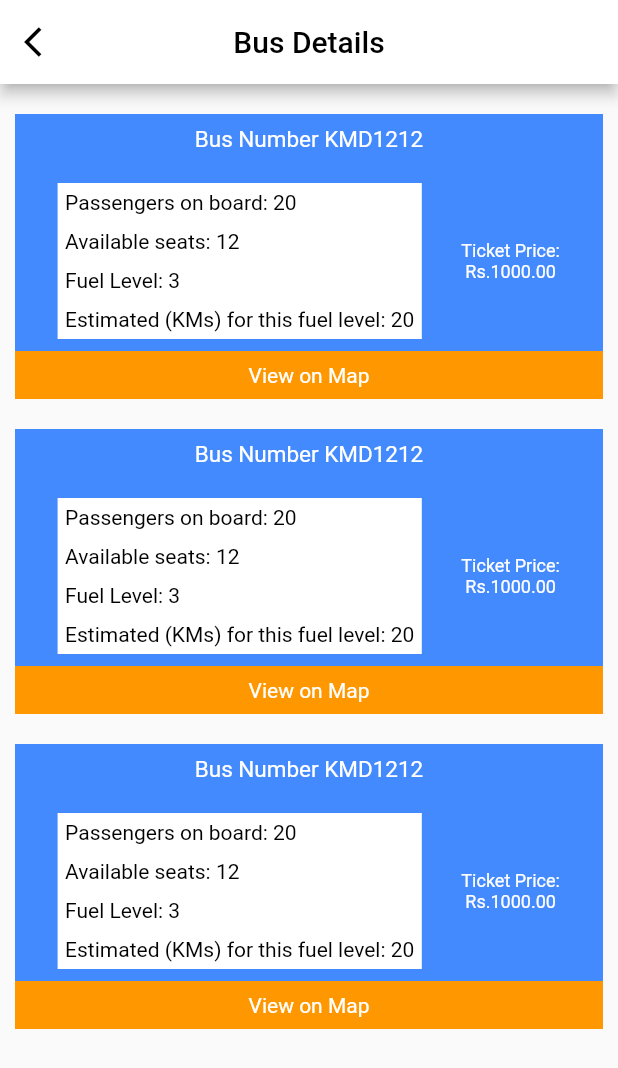
After one commit to Daham2000/kalmanalgorithm, a Flutter app: the BusDetailsView screen opened directly, on a phone screen of 412 x 824 dp. The commit adds this screen. Shown: the top 1068 px of the screen. Run offline on Flutter 3.47's test engine with Material 2 defaults, Android fonts, the phone set to English and light mode, and no system bars; our stand-ins replace cloud_firestore, firebase_core, flutter_bloc; accounts and stored records are empty.

Commit message:
Bus details View UI done

```diff
--- a/lib/constants/util_constant.dart
+++ b/lib/constants/util_constant.dart
@@ -3,6 +3,7 @@ class UtilConstant {
   static const double vPadding = 10.0;
   static const String selectRoute = "Select route";
   static const String selectRouteText = "Select Starting and ending stops";
+  static const String busDetailsText = "Bus Details";
   static final List<String> routeList = [
     "Colombo to Kandy 001",
     "Colombo to Kurunagala 005",
--- a/lib/main.dart
+++ b/lib/main.dart
@@ -2,7 +2,6 @@ import 'package:firebase_core/firebase_core.dart';
 import 'package:flutter/material.dart';
 import 'package:flutter_bloc/flutter_bloc.dart';
 import 'package:kalmanalgorithm/screens/home_bloc.dart';
-import 'screens/home_page.dart';
 import 'screens/home_provider.dart';
 
 Future<void> main() async {
--- /dev/null
+++ b/lib/screens/bus_details_page/bus_details_provider.dart
@@ -0,0 +1,13 @@
+import 'package:flutter/foundation.dart';
+import 'package:flutter_bloc/flutter_bloc.dart';
+import 'package:kalmanalgorithm/screens/bus_details_page/bus_details_view.dart';
+import '../home_bloc.dart';
+
+class BusDetailsProvider extends BlocProvider<HomeBloc> {
+  BusDetailsProvider({Key? key})
+      : super(
+          key: key,
+          create: (context) => HomeBloc(context),
+          child: const BusDetailsView(),
+        );
+}
--- /dev/null
+++ b/lib/screens/bus_details_page/bus_details_view.dart
@@ -0,0 +1,74 @@
+import 'package:flutter/material.dart';
+import 'package:flutter_bloc/flutter_bloc.dart';
+import 'package:kalmanalgorithm/constants/util_constant.dart';
+import 'package:kalmanalgorithm/screens/bus_details_page/widgets/bus_card.dart';
+import 'package:kalmanalgorithm/screens/home_state.dart';
+
+import '../home_bloc.dart';
+
+class BusDetailsView extends StatefulWidget {
+  const BusDetailsView({Key? key}) : super(key: key);
+
+  @override
+  _BusDetailsViewState createState() => _BusDetailsViewState();
+}
+
+class _BusDetailsViewState extends State<BusDetailsView> {
+  @override
+  Widget build(BuildContext context) {
+    return BlocBuilder<HomeBloc, HomeState>(
+        buildWhen: (pre, current) => pre.error != current.error,
+        builder: (ctx, state) {
+          return Scaffold(
+            appBar: AppBar(
+              leading: InkWell(
+                onTap: () {
+                  Navigator.pop(context);
+                },
+                child: const Icon(
+                  Icons.arrow_back_ios,
+                  color: Colors.black,
+                ),
+              ),
+              backgroundColor: Colors.white,
+              title: const Text(
+                UtilConstant.busDetailsText,
+                style: TextStyle(color: Colors.black),
+              ),
+              centerTitle: true,
+            ),
+            body: Column(
+              children: const [
+                SizedBox(
+                  height: 10,
+                ),
+                BusDetailsCard(
+                  busNumber: "KMD1212",
+                  availableSeats: 12,
+                  onBoardPassengers: 20,
+                  fuelLevel: 3,
+                  estimatedRunDistance: 20,
+                  ticketPrice: 1000,
+                ),
+                BusDetailsCard(
+                  busNumber: "KMD1212",
+                  availableSeats: 12,
+                  onBoardPassengers: 20,
+                  fuelLevel: 3,
+                  estimatedRunDistance: 20,
+                  ticketPrice: 1000,
+                ),
+                BusDetailsCard(
+                  busNumber: "KMD1212",
+                  availableSeats: 12,
+                  onBoardPassengers: 20,
+                  fuelLevel: 3,
+                  estimatedRunDistance: 20,
+                  ticketPrice: 1000,
+                ),
+              ],
+            ),
+          );
+        });
+  }
+}
--- /dev/null
+++ b/lib/screens/bus_details_page/widgets/bus_card.dart
@@ -0,0 +1,139 @@
+import 'package:flutter/cupertino.dart';
+import 'package:flutter/material.dart';
+
+class BusDetailsCard extends StatelessWidget {
+  final String busNumber;
+  final int availableSeats;
+  final int onBoardPassengers;
+  final int fuelLevel;
+  final int estimatedRunDistance;
+  final int ticketPrice;
+
+  const BusDetailsCard(
+      {Key? key,
+      required this.busNumber,
+      required this.availableSeats,
+      required this.onBoardPassengers,
+      required this.fuelLevel,
+      required this.estimatedRunDistance,
+      required this.ticketPrice})
+      : super(key: key);
+
+  @override
+  Widget build(BuildContext context) {
+    return Padding(
+      padding: const EdgeInsets.symmetric(horizontal: 10.0, vertical: 10.0),
+      child: Column(
+        crossAxisAlignment: CrossAxisAlignment.center,
+        children: [
+          Container(
+            color: Colors.blueAccent,
+            child: Column(
+              crossAxisAlignment: CrossAxisAlignment.center,
+              children: [
+                Padding(
+                  padding: const EdgeInsets.all(8.0),
+                  child: Text(
+                    "Bus Number " + busNumber,
+                    style: const TextStyle(color: Colors.white, fontSize: 15.0),
+                  ),
+                ),
+                const SizedBox(
+                  height: 4.0,
+                ),
+                Row(
+                  crossAxisAlignment: CrossAxisAlignment.center,
+                  mainAxisAlignment: MainAxisAlignment.center,
+                  children: [
+                    Padding(
+                      padding: const EdgeInsets.all(8.0),
+                      child: Container(
+                        color: Colors.white,
+                        child: Column(
+                          crossAxisAlignment: CrossAxisAlignment.start,
+                          children: [
+                            Padding(
+                              padding: const EdgeInsets.all(5.0),
+                              child: Text(
+                                "Passengers on board: " +
+                                    onBoardPassengers.toString(),
+                                style: const TextStyle(
+                                  color: Colors.black,
+                                ),
+                              ),
+                            ),
+                            Padding(
+                              padding: const EdgeInsets.all(5.0),
+                              child: Text(
+                                "Available seats: " + availableSeats.toString(),
+                                style: const TextStyle(
+                                  color: Colors.black,
+                                ),
+                              ),
+                            ),
+                            Padding(
+                              padding: const EdgeInsets.all(5.0),
+                              child: Text(
+                                "Fuel Level: " + fuelLevel.toString(),
+                                style: const TextStyle(
+                                  color: Colors.black,
+                                ),
+                              ),
+                            ),
+                            Padding(
+                              padding: const EdgeInsets.all(5.0),
+                              child: Text(
+                                "Estimated (KMs) for this fuel level: " +
+                                    estimatedRunDistance.toString(),
+                                style: const TextStyle(
+                                  color: Colors.black,
+                                ),
+                              ),
+                            ),
+                          ],
+                        ),
+                      ),
+                    ),
+                    const SizedBox(
+                      width: 10.0,
+                    ),
+                    Container(
+                      width: MediaQuery.of(context).size.width * 0.2,
+                      child: Text(
+                        "Ticket Price: Rs." + ticketPrice.toStringAsFixed(2),
+                        overflow: TextOverflow.clip,
+                        textAlign: TextAlign.center,
+                        style: TextStyle(
+                          fontSize: 12.0,
+                          color: Colors.white,
+                        ),
+                      ),
+                    )
+                  ],
+                )
+              ],
+            ),
+          ),
+          Container(
+            width: MediaQuery.of(context).size.width,
+            color: Colors.orange,
+            child: InkWell(
+              onTap: () {},
+              child: const Padding(
+                padding: EdgeInsets.all(8.0),
+                child: Text(
+                  "View on Map",
+                  style: TextStyle(
+                    fontSize: 14.0,
+                    color: Colors.white,
+                  ),
+                  textAlign: TextAlign.center,
+                ),
+              ),
+            ),
+          )
+        ],
+      ),
+    );
+  }
+}
--- a/lib/screens/home_page.dart
+++ b/lib/screens/home_page.dart
@@ -1,7 +1,7 @@
 import 'package:flutter/material.dart';
 import 'package:flutter_bloc/flutter_bloc.dart';
 import 'package:kalmanalgorithm/constants/util_constant.dart';
-import 'package:kalmanalgorithm/screens/select_route_page/SelectRoutePage.dart';
+import 'package:kalmanalgorithm/screens/select_route_page/select_route_page.dart';
 import 'package:kalmanalgorithm/screens/select_route_page/select_route_provider.dart';
 
 import 'home_bloc.dart';
--- a/lib/screens/select_route_page/SelectRoutePage.dart
+++ b/lib/screens/select_route_page/select_route_page.dart
@@ -1,5 +1,6 @@
 import 'package:flutter/material.dart';
 import 'package:flutter_bloc/flutter_bloc.dart';
+import 'package:kalmanalgorithm/screens/bus_details_page/bus_details_provider.dart';
 
 import '../../constants/util_constant.dart';
 import '../home_bloc.dart';
@@ -7,7 +8,8 @@ import '../home_event.dart';
 import '../home_state.dart';
 
 class SelectRoutePage extends StatefulWidget {
-  const SelectRoutePage({Key? key, required String mainRoute}) : super(key: key);
+  const SelectRoutePage({Key? key, required String mainRoute})
+      : super(key: key);
 
   @override
   _SelectRoutePageState createState() => _SelectRoutePageState();
@@ -150,7 +152,11 @@ class _SelectRoutePageState extends State<SelectRoutePage> {
                     ),
                     onPressed: () {
                       if (state.startPoint != null) {
-
+                        Navigator.push(
+                            context,
+                            MaterialPageRoute(
+                              builder: (context) => BusDetailsProvider(),
+                            ));
                       }
                     },
                     child: const Text('Next'),
--- a/lib/screens/select_route_page/select_route_provider.dart
+++ b/lib/screens/select_route_page/select_route_provider.dart
@@ -1,6 +1,6 @@
 import 'package:flutter/foundation.dart';
 import 'package:flutter_bloc/flutter_bloc.dart';
-import 'package:kalmanalgorithm/screens/select_route_page/SelectRoutePage.dart';
+import 'package:kalmanalgorithm/screens/select_route_page/select_route_page.dart';
 
 import '../home_bloc.dart';
 
```
